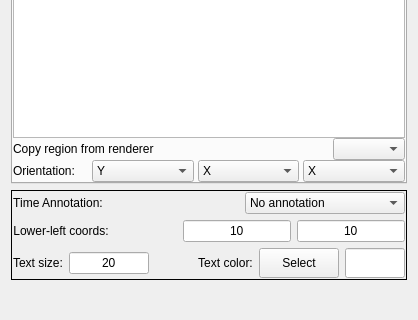
Before: the Qt Designer form apps/vaporgui/vizFeaturesTab.ui in StasJ/vapor-formatted, drawn with Qt 5; both pictures show x 0 to 418 and y 523 to 843 of the 418 by 1200 pixel window.
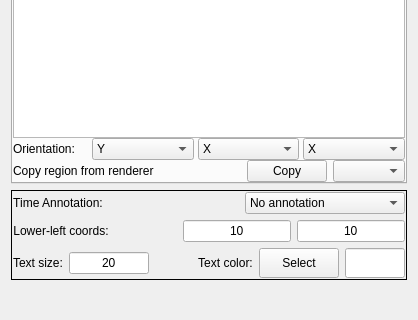
After: the same form once the commit is applied.

```diff
--- a/apps/vaporgui/vizFeaturesTab.ui
+++ b/apps/vaporgui/vizFeaturesTab.ui
@@ -909,36 +909,6 @@
          <item>
           <widget class="QTableWidget" name="axisAnnotationTable"/>
          </item>
-         <item>
-          <layout class="QHBoxLayout" name="horizontalLayout_5">
-           <property name="topMargin">
-            <number>0</number>
-           </property>
-           <item>
-            <widget class="QLabel" name="label_10">
-             <property name="text">
-              <string>Copy region from renderer</string>
-             </property>
-            </widget>
-           </item>
-           <item>
-            <spacer name="horizontalSpacer_9">
-             <property name="orientation">
-              <enum>Qt::Horizontal</enum>
-             </property>
-             <property name="sizeHint" stdset="0">
-              <size>
-               <width>40</width>
-               <height>20</height>
-              </size>
-             </property>
-            </spacer>
-           </item>
-           <item>
-            <widget class="QComboBox" name="copyRegionCombo"/>
-           </item>
-          </layout>
-         </item>
          <item>
           <layout class="QHBoxLayout" name="horizontalLayout_8">
            <property name="spacing">
@@ -1010,6 +980,43 @@
            </item>
           </layout>
          </item>
+         <item>
+          <layout class="QHBoxLayout" name="horizontalLayout_5">
+           <property name="topMargin">
+            <number>0</number>
+           </property>
+           <item>
+            <widget class="QLabel" name="label_10">
+             <property name="text">
+              <string>Copy region from renderer</string>
+             </property>
+            </widget>
+           </item>
+           <item>
+            <spacer name="horizontalSpacer_9">
+             <property name="orientation">
+              <enum>Qt::Horizontal</enum>
+             </property>
+             <property name="sizeHint" stdset="0">
+              <size>
+               <width>40</width>
+               <height>20</height>
+              </size>
+             </property>
+            </spacer>
+           </item>
+           <item>
+            <widget class="QPushButton" name="copyRegionButton">
+             <property name="text">
+              <string>Copy</string>
+             </property>
+            </widget>
+           </item>
+           <item>
+            <widget class="QComboBox" name="copyRegionCombo"/>
+           </item>
+          </layout>
+         </item>
         </layout>
        </widget>
       </widget>
```
